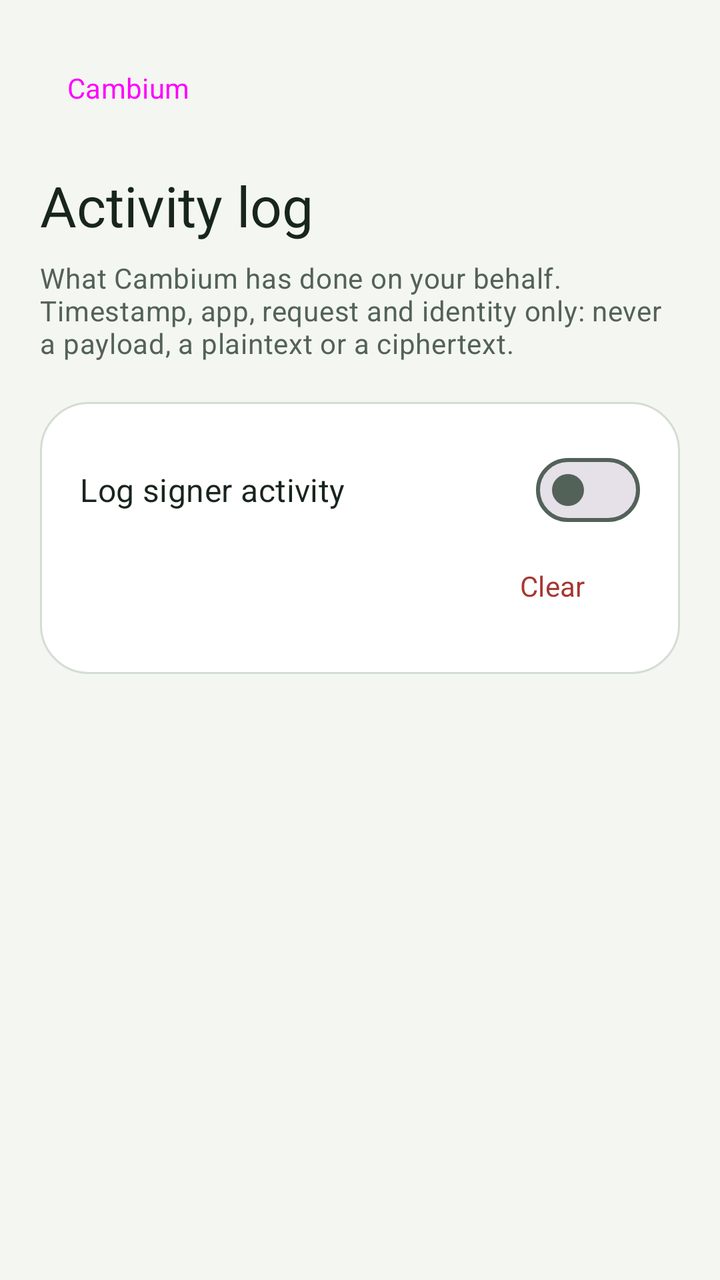
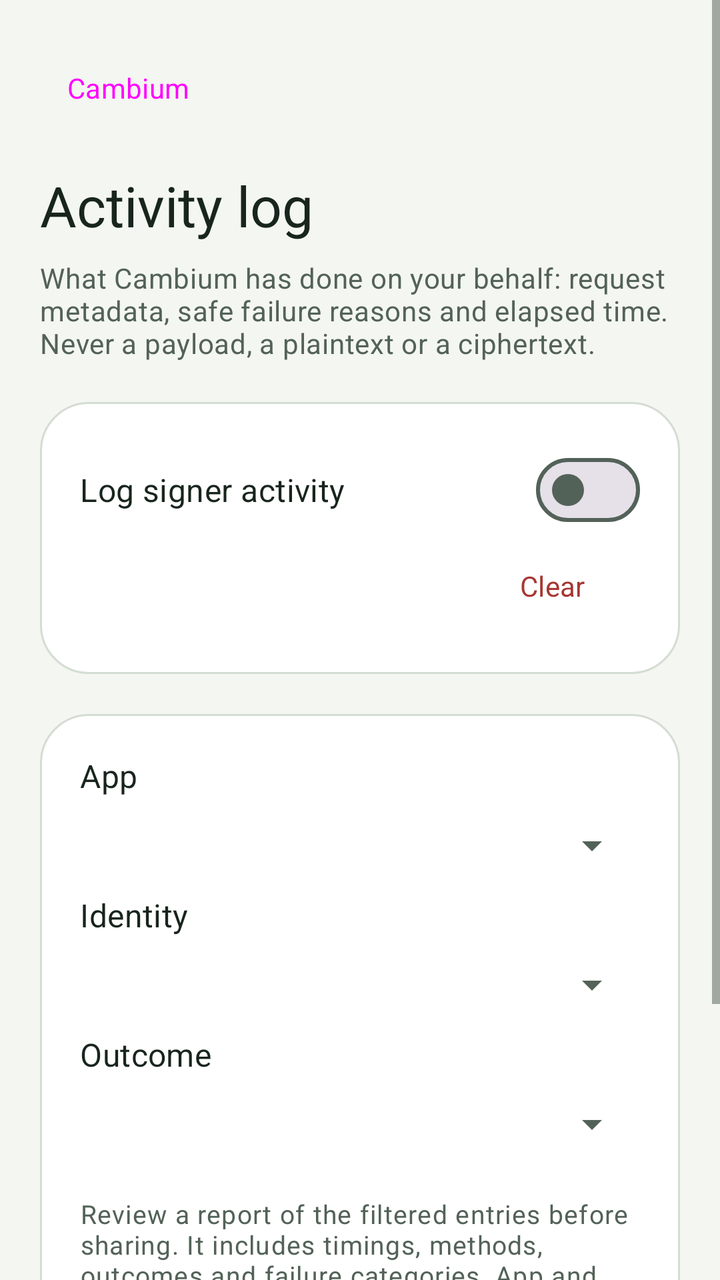

An Android layout rendered at two revisions. The XML below is the earlier revision; the diff shows what the commit changed to produce the second picture.
<!-- AndroidManifest.xml: application theme Theme.Cambium -->
<!-- res/layout/activity_log.xml -->
<?xml version="1.0" encoding="utf-8"?>
<ScrollView xmlns:android="http://schemas.android.com/apk/res/android"
    xmlns:app="http://schemas.android.com/apk/res-auto"
    android:layout_width="match_parent"
    android:layout_height="match_parent"
    android:background="@color/background"
    android:fillViewport="true">

    <LinearLayout
        android:layout_width="match_parent"
        android:layout_height="wrap_content"
        android:orientation="vertical"
        android:padding="@dimen/screen_padding">

        <Button
            android:id="@+id/backButton"
            style="@style/Widget.Cambium.Button.Text"
            android:layout_width="wrap_content"
            android:layout_height="wrap_content"
            android:layout_marginBottom="16dp"
            android:text="@string/app_name"
            android:contentDescription="@string/back_button_description"
            app:icon="@drawable/ic_arrow_back" />

        <LinearLayout
            android:id="@+id/lockedSection"
            style="@style/Widget.Cambium.Card"
            android:layout_width="match_parent"
            android:layout_height="wrap_content"
            android:orientation="vertical"
            android:visibility="gone">

            <TextView
                android:layout_width="match_parent"
                android:layout_height="wrap_content"
                android:accessibilityHeading="true"
                android:text="@string/app_lock_locked_title"
                android:textAppearance="@style/TextAppearance.Cambium.Section" />

            <TextView
                android:layout_width="match_parent"
                android:layout_height="wrap_content"
                android:layout_marginTop="8dp"
                android:text="@string/app_lock_locked_body"
                android:textAppearance="@style/TextAppearance.Cambium.Body" />

            <Button
                android:id="@+id/unlockButton"
                android:layout_width="match_parent"
                android:layout_height="wrap_content"
                android:layout_marginTop="16dp"
                android:text="@string/app_lock_unlock_button" />
        </LinearLayout>

        
        <LinearLayout
            android:id="@+id/contentSection"
            android:layout_width="match_parent"
            android:layout_height="wrap_content"
            android:orientation="vertical">

            <TextView
                android:layout_width="match_parent"
                android:layout_height="wrap_content"
                android:accessibilityHeading="true"
                android:text="@string/activity_log_title"
                android:textAppearance="@style/TextAppearance.Cambium.Title" />

            <TextView
                android:layout_width="match_parent"
                android:layout_height="wrap_content"
                android:layout_marginTop="8dp"
                android:layout_marginBottom="20dp"
                android:text="@string/activity_log_body"
                android:textAppearance="@style/TextAppearance.Cambium.Body" />

            <LinearLayout
                style="@style/Widget.Cambium.Card"
                android:layout_width="match_parent"
                android:layout_height="wrap_content"
                android:layout_marginBottom="20dp"
                android:orientation="vertical">

                <LinearLayout
                    android:layout_width="match_parent"
                    android:layout_height="wrap_content"
                    android:gravity="center_vertical"
                    android:orientation="horizontal">

                    <TextView
                        android:layout_width="0dp"
                        android:layout_height="wrap_content"
                        android:layout_marginEnd="12dp"
                        android:layout_weight="1"
                        android:text="@string/activity_log_toggle_title"
                        android:textAppearance="@style/TextAppearance.Cambium.Label" />

                    <com.google.android.material.materialswitch.MaterialSwitch
                        android:id="@+id/logToggle"
                        android:layout_width="wrap_content"
                        android:layout_height="wrap_content"
                        android:contentDescription="@string/activity_log_toggle_title"
                        android:minHeight="48dp" />
                </LinearLayout>

                <Button
                    android:id="@+id/clearButton"
                    style="@style/Widget.Cambium.Button.Text"
                    android:layout_width="wrap_content"
                    android:layout_height="wrap_content"
                    android:layout_gravity="end"
                    android:text="@string/activity_log_clear_button"
                    android:textColor="@color/danger" />
            </LinearLayout>

            <TextView
                android:id="@+id/logEmpty"
                style="@style/Widget.Cambium.Card"
                android:layout_width="match_parent"
                android:layout_height="wrap_content"
                android:text="@string/activity_log_empty"
                android:textAppearance="@style/TextAppearance.Cambium.Body"
                android:visibility="gone" />

            <LinearLayout
                android:id="@+id/logContainer"
                android:layout_width="match_parent"
                android:layout_height="wrap_content"
                android:orientation="vertical" />
        </LinearLayout>
    </LinearLayout>
</ScrollView>
<!-- resources referenced by this layout -->
<resources>
  <color name="background">#F4F6F1</color>
  <color name="danger">#A63732</color>
  <dimen name="screen_padding">20dp</dimen>
  <string name="activity_log_body">What Cambium has done on your behalf. Timestamp, app, request and identity only: never a payload, a plaintext or a ciphertext.</string>
  <string name="activity_log_clear_button">Clear</string>
  <string name="activity_log_empty">No activity yet.</string>
  <string name="activity_log_title">Activity log</string>
  <string name="activity_log_toggle_title">Log signer activity</string>
  <string name="app_lock_locked_body">Unlock your device to continue.</string>
  <string name="app_lock_locked_title">Cambium is locked</string>
  <string name="app_lock_unlock_button">Unlock</string>
  <string name="app_name">Cambium</string>
  <string name="back_button_description">Back</string>
  <style name="TextAppearance.Cambium.Body" parent="TextAppearance.Material3.BodyMedium">
          <item name="android:textColor">@color/on_background_muted</item>
          <item name="android:textSize">14sp</item>
      </style>
  <style name="TextAppearance.Cambium.Label" parent="TextAppearance.Material3.TitleMedium">
          <item name="fontFamily">sans-serif-medium</item>
          <item name="android:fontFamily">sans-serif-medium</item>
          <item name="android:textColor">@color/on_background</item>
          <item name="android:textSize">16sp</item>
      </style>
  <style name="Widget.Cambium.Button.Text" parent="Widget.Material3.Button.TextButton">
          <item name="cornerRadius">14dp</item>
          <item name="android:minHeight">48dp</item>
          <item name="android:textSize">14sp</item>
          <item name="android:fontFamily">sans-serif-medium</item>
      </style>
  <style name="Widget.Cambium.Card" parent="">
          <item name="android:background">@drawable/card_background</item>
          <item name="android:padding">20dp</item>
      </style>
  <color name="accent">#24613E</color>
  <color name="on_background_muted">#536258</color>
  <color name="on_background">#18251D</color>
  <!-- drawable card_background (drawable) -->
  <?xml version="1.0" encoding="utf-8"?>
  <shape xmlns:android="http://schemas.android.com/apk/res/android" android:shape="rectangle">
      <solid android:color="@color/surface" />
      <corners android:radius="24dp" />
      <stroke android:width="1dp" android:color="@color/border" />
  </shape>
  <color name="on_accent">#FFFFFF</color>
  <color name="accent_container">#DCECDD</color>
  <color name="surface">#FFFFFF</color>
  <color name="surface_alt">#EAF0E7</color>
  <color name="border">#D4DDD2</color>
  <style name="Widget.Cambium.Button" parent="Widget.Material3.Button">
          <item name="cornerRadius">14dp</item>
          <item name="android:minHeight">56dp</item>
          <item name="android:textSize">14sp</item>
          <item name="android:fontFamily">sans-serif-medium</item>
      </style>
  <!-- unchanged entries left out for length: 4 -->
</resources>

<!-- the commit's change to res/layout/activity_log.xml (unified diff, before → after) -->
@@ -113,6 +113,60 @@
                     android:textColor="@color/danger" />
             </LinearLayout>
 
+            <LinearLayout
+                style="@style/Widget.Cambium.Card"
+                android:layout_width="match_parent"
+                android:layout_height="wrap_content"
+                android:layout_marginBottom="20dp"
+                android:orientation="vertical">
+
+                <TextView
+                    android:layout_width="match_parent"
+                    android:layout_height="wrap_content"
+                    android:text="@string/diagnostics_filter_app"
+                    android:labelFor="@id/appFilter"
+                    android:textAppearance="@style/TextAppearance.Cambium.Label" />
+                <Spinner
+                    android:id="@+id/appFilter"
+                    android:layout_width="match_parent"
+                    android:layout_height="wrap_content"
+                    android:minHeight="48dp" />
+                <TextView
+                    android:layout_width="match_parent"
+                    android:layout_height="wrap_content"
+                    android:text="@string/diagnostics_filter_identity"
+                    android:labelFor="@id/identityFilter"
+                    android:textAppearance="@style/TextAppearance.Cambium.Label" />
+                <Spinner
+                    android:id="@+id/identityFilter"
+                    android:layout_width="match_parent"
+                    android:layout_height="wrap_content"
+                    android:minHeight="48dp" />
+                <TextView
+                    android:layout_width="match_parent"
+                    android:layout_height="wrap_content"
+                    android:text="@string/diagnostics_filter_outcome"
+                    android:labelFor="@id/outcomeFilter"
+                    android:textAppearance="@style/TextAppearance.Cambium.Label" />
+                <Spinner
+                    android:id="@+id/outcomeFilter"
+                    android:layout_width="match_parent"
+                    android:layout_height="wrap_content"
+                    android:minHeight="48dp" />
+                <TextView
+                    android:layout_width="match_parent"
+                    android:layout_height="wrap_content"
+                    android:layout_marginTop="12dp"
+                    android:text="@string/diagnostics_share_body"
+                    android:textAppearance="@style/TextAppearance.Cambium.Detail" />
+                <Button
+                    android:id="@+id/shareReportButton"
+                    style="@style/Widget.Cambium.Button.Text"
+                    android:layout_width="match_parent"
+                    android:layout_height="wrap_content"
+                    android:text="@string/diagnostics_review_report" />
+            </LinearLayout>
+
             <TextView
                 android:id="@+id/logEmpty"
                 style="@style/Widget.Cambium.Card"
<!-- resource entries referenced after the edit -->
@@ -3,7 +3,7 @@
   <color name="background">#F4F6F1</color>
   <color name="danger">#A63732</color>
   <dimen name="screen_padding">20dp</dimen>
-  <string name="activity_log_body">What Cambium has done on your behalf. Timestamp, app, request and identity only: never a payload, a plaintext or a ciphertext.</string>
+  <string name="activity_log_body">What Cambium has done on your behalf: request metadata, safe failure reasons and elapsed time. Never a payload, a plaintext or a ciphertext.</string>
   <string name="activity_log_clear_button">Clear</string>
   <string name="activity_log_empty">No activity yet.</string>
   <string name="activity_log_title">Activity log</string>
@@ -13,9 +13,18 @@
   <string name="app_lock_unlock_button">Unlock</string>
   <string name="app_name">Cambium</string>
   <string name="back_button_description">Back</string>
+  <string name="diagnostics_filter_app">App</string>
+  <string name="diagnostics_filter_identity">Identity</string>
+  <string name="diagnostics_filter_outcome">Outcome</string>
+  <string name="diagnostics_review_report">Review diagnostic report</string>
+  <string name="diagnostics_share_body">Review a report of the filtered entries before sharing. It includes timings, methods, outcomes and failure categories. App and identity names are replaced with numbered aliases. Request contents, keys, relay addresses and error messages are excluded. The receiving app can retain what you share.</string>
   <style name="TextAppearance.Cambium.Body" parent="TextAppearance.Material3.BodyMedium">
           <item name="android:textColor">@color/on_background_muted</item>
           <item name="android:textSize">14sp</item>
+      </style>
+  <style name="TextAppearance.Cambium.Detail" parent="TextAppearance.Material3.BodySmall">
+          <item name="android:textColor">@color/on_background_muted</item>
+          <item name="android:textSize">13sp</item>
       </style>
   <style name="TextAppearance.Cambium.Label" parent="TextAppearance.Material3.TitleMedium">
           <item name="fontFamily">sans-serif-medium</item>
